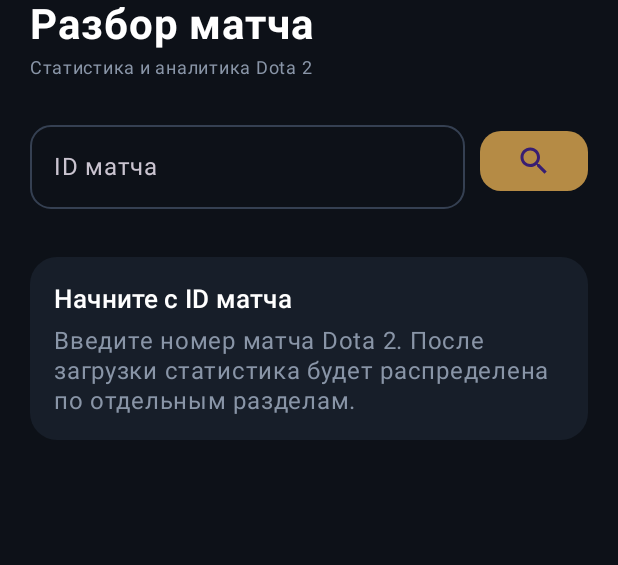
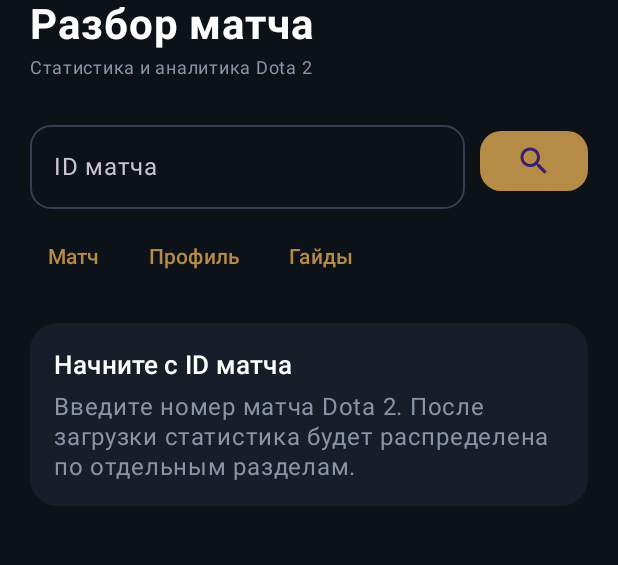
Before and after one commit to Pupulup/Analitik, an Android app built with Jetpack Compose: the screen it shows after launch (MainActivity), on a phone screen of 412 x 824 dp, the part 81-646 px from its top. Run offline under Robolectric (Android 15) with nearby library versions, the phone set to English and light mode, and no system bars; pictures from the network do not load.

Commit message:
Make profile and guides accessible before loading a match

```diff
--- a/app/src/main/java/com/dota/analyzer/MainActivity.kt
+++ b/app/src/main/java/com/dota/analyzer/MainActivity.kt
@@ -172,9 +172,17 @@ fun DotaAnalyzerApp(vm: MatchViewModel) {
                                     Icon(Icons.Default.Search, contentDescription = "Найти матч")
                                 }
                             }
-                            Spacer(Modifier.height(12.dp))
+                            Spacer(Modifier.height(8.dp))
+                            Row(horizontalArrangement = Arrangement.spacedBy(8.dp)) {
+                                TextButton(onClick = { selectedTab = MatchTab.OVERVIEW }) { Text("Матч", color = Accent) }
+                                TextButton(onClick = { selectedTab = MatchTab.PROFILE }) { Text("Профиль", color = Accent) }
+                                TextButton(onClick = { selectedTab = MatchTab.GUIDES }) { Text("Гайды", color = Accent) }
                             }
-                        when (current) {
+                        }
+                        when (selectedTab) {
+                            MatchTab.PROFILE -> Box(Modifier.weight(1f).fillMaxWidth()) { PlayerProfileScreen() }
+                            MatchTab.GUIDES -> Box(Modifier.weight(1f).fillMaxWidth()) { HeroGuidesScreen() }
+                            else -> when (current) {
                                 MatchState.Idle -> Box(Modifier.weight(1f).fillMaxWidth().padding(20.dp), contentAlignment = Alignment.TopCenter) { EmptyState() }
                                 MatchState.Loading -> Box(Modifier.weight(1f).fillMaxWidth(), contentAlignment = Alignment.Center) { CircularProgressIndicator(color = Accent) }
                                 is MatchState.Error -> Box(Modifier.weight(1f).fillMaxWidth().padding(20.dp), contentAlignment = Alignment.TopCenter) {
@@ -185,6 +193,7 @@ fun DotaAnalyzerApp(vm: MatchViewModel) {
                                     }
                                 }
                                 else -> Unit
+                            }
                         }
                     }
                 }
```
Lines whose indentation alone changed are shown as unchanged.
